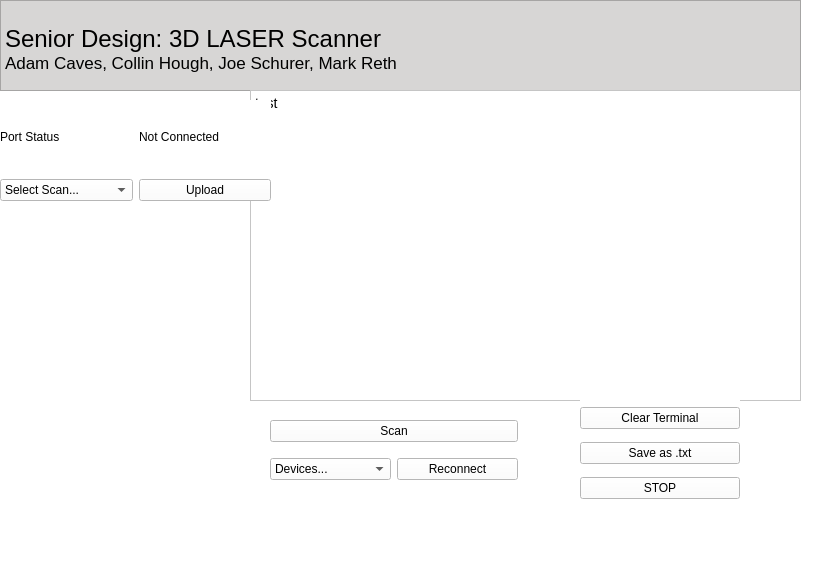
This is src/UI/SeniorDesign_UI.ui in joeschurer/senior-design as Qt 5 draws it before an edit. The edited form follows.
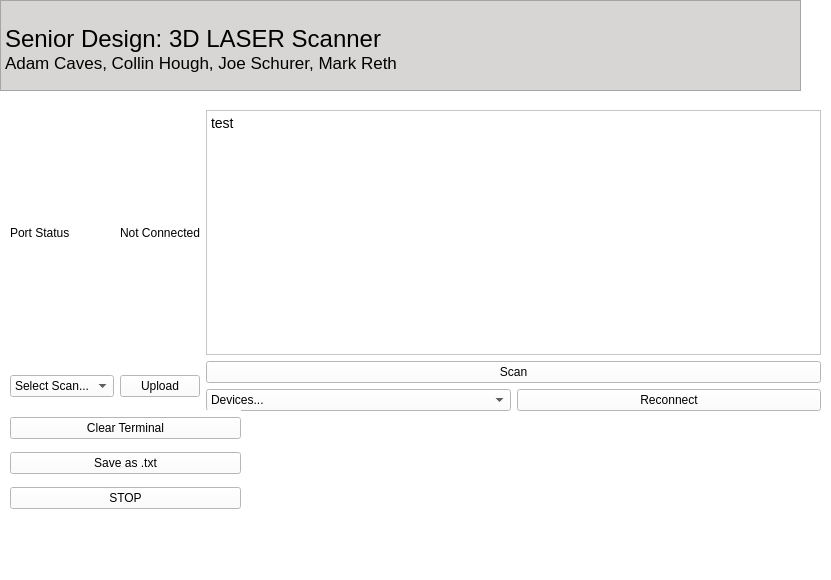
This is the edited form.

Commit message: moving UI elements

```diff
--- a/src/UI/SeniorDesign_UI.ui
+++ b/src/UI/SeniorDesign_UI.ui
@@ -37,47 +37,34 @@
 &lt;html&gt;&lt;head&gt;&lt;meta name=&quot;qrichtext&quot; content=&quot;1&quot; /&gt;&lt;meta charset=&quot;utf-8&quot; /&gt;&lt;style type=&quot;text/css&quot;&gt;
 p, li { white-space: pre-wrap; }
 hr { height: 1px; border-width: 0; }
-&lt;/style&gt;&lt;/head&gt;&lt;body style=&quot; font-family:'Ubuntu'; font-size:11pt; font-weight:400; font-style:normal;&quot;&gt;
+&lt;/style&gt;&lt;/head&gt;&lt;body style=&quot; font-family:'Segoe UI'; font-size:10.5pt; font-weight:400; font-style:normal;&quot;&gt;
 &lt;p style=&quot;-qt-paragraph-type:empty; margin-top:0px; margin-bottom:0px; margin-left:0px; margin-right:0px; -qt-block-indent:0; text-indent:0px; font-family:'.AppleSystemUIFont'; font-size:13pt;&quot;&gt;&lt;br /&gt;&lt;/p&gt;
 &lt;p style=&quot; margin-top:0px; margin-bottom:0px; margin-left:0px; margin-right:0px; -qt-block-indent:0; text-indent:0px;&quot;&gt;&lt;span style=&quot; font-family:'.AppleSystemUIFont'; font-size:18pt;&quot;&gt;Senior Design: 3D LASER Scanner&lt;/span&gt;&lt;/p&gt;
 &lt;p style=&quot; margin-top:0px; margin-bottom:0px; margin-left:0px; margin-right:0px; -qt-block-indent:0; text-indent:0px;&quot;&gt;&lt;span style=&quot; font-family:'.AppleSystemUIFont'; font-size:13pt;&quot;&gt;Adam Caves, Collin Hough, Joe Schurer, Mark Reth&lt;/span&gt;&lt;/p&gt;&lt;/body&gt;&lt;/html&gt;</string>
     </property>
    </widget>
-   <widget class="QTextEdit" name="textEdit">
+   <widget class="QWidget" name="gridLayoutWidget">
     <property name="geometry">
      <rect>
-      <x>250</x>
-      <y>90</y>
-      <width>551</width>
-      <height>311</height>
+      <x>10</x>
+      <y>110</y>
+      <width>811</width>
+      <height>301</height>
      </rect>
     </property>
-    <property name="html">
-     <string>&lt;!DOCTYPE HTML PUBLIC &quot;-//W3C//DTD HTML 4.0//EN&quot; &quot;http://www.w3.org/TR/REC-html40/strict.dtd&quot;&gt;
+    <layout class="QGridLayout" name="gridLayout">
+     <item row="0" column="3">
+      <widget class="QTextEdit" name="textEdit">
+       <property name="html">
+        <string>&lt;!DOCTYPE HTML PUBLIC &quot;-//W3C//DTD HTML 4.0//EN&quot; &quot;http://www.w3.org/TR/REC-html40/strict.dtd&quot;&gt;
 &lt;html&gt;&lt;head&gt;&lt;meta name=&quot;qrichtext&quot; content=&quot;1&quot; /&gt;&lt;meta charset=&quot;utf-8&quot; /&gt;&lt;style type=&quot;text/css&quot;&gt;
 p, li { white-space: pre-wrap; }
 hr { height: 1px; border-width: 0; }
-&lt;/style&gt;&lt;/head&gt;&lt;body style=&quot; font-family:'Ubuntu'; font-size:11pt; font-weight:400; font-style:normal;&quot;&gt;
-&lt;p style=&quot; margin-top:0px; margin-bottom:0px; margin-left:0px; margin-right:0px; -qt-block-indent:0; text-indent:0px;&quot;&gt;&lt;span style=&quot; font-family:'Segoe UI'; font-size:10.5pt;&quot;&gt;test&lt;/span&gt;&lt;/p&gt;&lt;/body&gt;&lt;/html&gt;</string>
-    </property>
-    <property name="textInteractionFlags">
-     <set>Qt::TextSelectableByKeyboard|Qt::TextSelectableByMouse</set>
-    </property>
-   </widget>
-   <widget class="QWidget" name="gridLayoutWidget">
-    <property name="geometry">
-     <rect>
-      <x>0</x>
-      <y>100</y>
-      <width>271</width>
-      <height>101</height>
-     </rect>
-    </property>
-    <layout class="QGridLayout" name="gridLayout">
-     <item row="0" column="2">
-      <widget class="QLabel" name="port_label">
-       <property name="text">
-        <string>Not Connected</string>
+&lt;/style&gt;&lt;/head&gt;&lt;body style=&quot; font-family:'Segoe UI'; font-size:10.5pt; font-weight:400; font-style:normal;&quot;&gt;
+&lt;p style=&quot; margin-top:0px; margin-bottom:0px; margin-left:0px; margin-right:0px; -qt-block-indent:0; text-indent:0px;&quot;&gt;test&lt;/p&gt;&lt;/body&gt;&lt;/html&gt;</string>
+       </property>
+       <property name="textInteractionFlags">
+        <set>Qt::TextSelectableByKeyboard|Qt::TextSelectableByMouse</set>
        </property>
       </widget>
      </item>
@@ -88,10 +75,10 @@
        </property>
       </widget>
      </item>
-     <item row="2" column="2">
-      <widget class="QPushButton" name="upload_button">
+     <item row="0" column="2">
+      <widget class="QLabel" name="port_label">
        <property name="text">
-        <string>Upload</string>
+        <string>Not Connected</string>
        </property>
       </widget>
      </item>
@@ -122,14 +109,52 @@
        </item>
       </widget>
      </item>
+     <item row="2" column="2">
+      <widget class="QPushButton" name="upload_button">
+       <property name="text">
+        <string>Upload</string>
+       </property>
+      </widget>
+     </item>
+     <item row="2" column="3">
+      <layout class="QVBoxLayout" name="verticalLayout_2">
+       <item>
+        <widget class="QPushButton" name="scan_button">
+         <property name="text">
+          <string>Scan</string>
+         </property>
+        </widget>
+       </item>
+       <item>
+        <layout class="QHBoxLayout" name="horizontalLayout">
+         <item>
+          <widget class="QComboBox" name="device_box">
+           <item>
+            <property name="text">
+             <string>Devices...</string>
+            </property>
+           </item>
+          </widget>
+         </item>
+         <item>
+          <widget class="QPushButton" name="connect_button">
+           <property name="text">
+            <string>Reconnect</string>
+           </property>
+          </widget>
+         </item>
+        </layout>
+       </item>
+      </layout>
+     </item>
     </layout>
    </widget>
    <widget class="QWidget" name="verticalLayoutWidget">
     <property name="geometry">
      <rect>
-      <x>580</x>
-      <y>400</y>
-      <width>160</width>
+      <x>10</x>
+      <y>410</y>
+      <width>231</width>
       <height>106</height>
      </rect>
     </property>
@@ -157,45 +182,6 @@
      </item>
     </layout>
    </widget>
-   <widget class="QWidget" name="verticalLayoutWidget_2">
-    <property name="geometry">
-     <rect>
-      <x>270</x>
-      <y>410</y>
-      <width>248</width>
-      <height>81</height>
-     </rect>
-    </property>
-    <layout class="QVBoxLayout" name="verticalLayout_2">
-     <item>
-      <widget class="QPushButton" name="scan_button">
-       <property name="text">
-        <string>Scan</string>
-       </property>
-      </widget>
-     </item>
-     <item>
-      <layout class="QHBoxLayout" name="horizontalLayout">
-       <item>
-        <widget class="QComboBox" name="device_box">
-         <item>
-          <property name="text">
-           <string>Devices...</string>
-          </property>
-         </item>
-        </widget>
-       </item>
-       <item>
-        <widget class="QPushButton" name="connect_button">
-         <property name="text">
-          <string>Reconnect</string>
-         </property>
-        </widget>
-       </item>
-      </layout>
-     </item>
-    </layout>
-   </widget>
   </widget>
   <widget class="QMenuBar" name="menubar">
    <property name="geometry">
@@ -203,7 +189,7 @@
      <x>0</x>
      <y>0</y>
      <width>831</width>
-     <height>26</height>
+     <height>24</height>
     </rect>
    </property>
   </widget>
```
